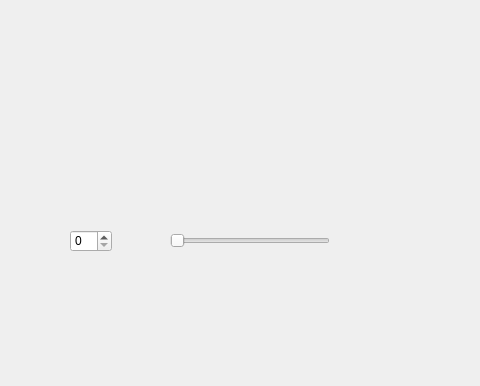
Above: widget.ui from 41343247/Spinbox before the change; both pictures show x 0 to 480 and y 0 to 386 of the 800 by 600 pixel window. Below: the same form after it.
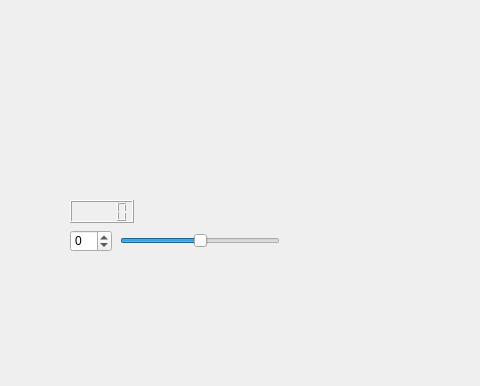
That is the form after the change.

Patch:
```diff
--- a/widget.ui
+++ b/widget.ui
@@ -22,20 +22,42 @@
      <height>22</height>
     </rect>
    </property>
+   <property name="minimum">
+    <number>-100</number>
+   </property>
+   <property name="maximum">
+    <number>100</number>
+   </property>
   </widget>
   <widget class="QSlider" name="horizontalSlider">
    <property name="geometry">
     <rect>
-     <x>170</x>
+     <x>120</x>
      <y>230</y>
      <width>160</width>
      <height>22</height>
     </rect>
    </property>
+   <property name="minimum">
+    <number>-100</number>
+   </property>
+   <property name="maximum">
+    <number>100</number>
+   </property>
    <property name="orientation">
     <enum>Qt::Orientation::Horizontal</enum>
    </property>
   </widget>
+  <widget class="QLCDNumber" name="lcdNumber">
+   <property name="geometry">
+    <rect>
+     <x>70</x>
+     <y>200</y>
+     <width>64</width>
+     <height>23</height>
+    </rect>
+   </property>
+  </widget>
  </widget>
  <resources/>
  <connections>
```
Left out of the diff: 32 changed lines with no effect on the pictures.
